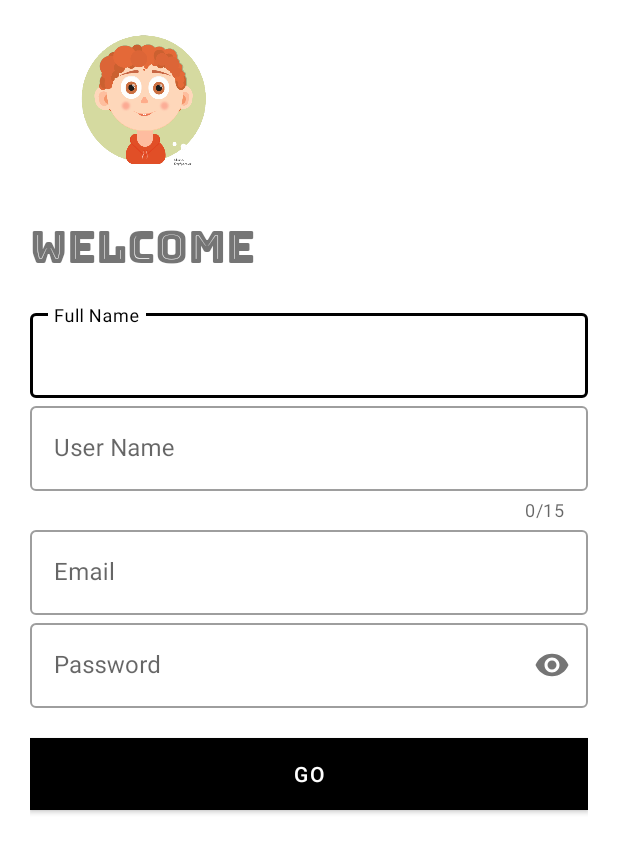
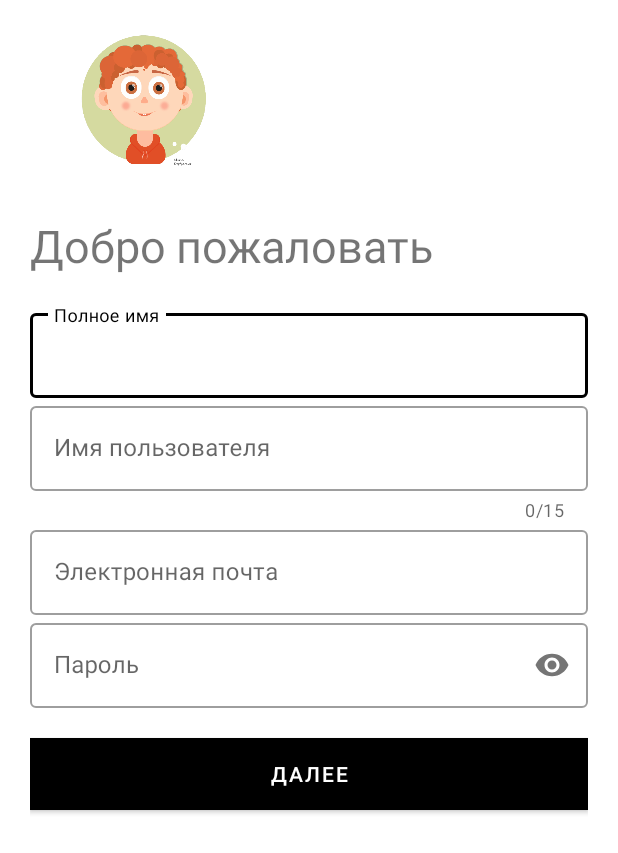
Before and after one commit to masha83521/yuhubrain, an Android app: the SingUp screen opened directly, with no data from a screen before it, on a phone screen of 412 x 824 dp. Shown: the top 853 px of the screen. Run offline under Robolectric (Android 15) with nearby library versions, the phone set to English and light mode, and no system bars; our stand-ins replace Firebase (no records; nobody signed in at launch, a user with empty details on screens opened directly); Roboto replaces fonts that are not available here.

Commit message:
Локализация приложения

```diff
--- a/app/src/main/java/com/masha/yuhubrain/GameActivity.java
+++ b/app/src/main/java/com/masha/yuhubrain/GameActivity.java
@@ -84,7 +84,7 @@ public class GameActivity extends AppCompatActivity implements View.OnClickListe
                                 }
                             });
                             //Устанавливаем текст вопроса
-                            questionText.setText(gameQuestion.getName());
+                            questionText.setText(gameQuestion.getName().replace("\\n","\n"));
                         }
                     });
                     //Выполняем наблюдение за выбранным ответом
--- a/app/src/main/java/com/masha/yuhubrain/GameViewModel.java
+++ b/app/src/main/java/com/masha/yuhubrain/GameViewModel.java
@@ -82,7 +82,8 @@ public class GameViewModel extends ViewModel {
                     ref.addSnapshotListener(new EventListener<DocumentSnapshot>() {
                         @Override
                         public void onEvent(@Nullable DocumentSnapshot documentSnapshot, @Nullable FirebaseFirestoreException e) {
-                            question.setValue(documentSnapshot.toObject(GameQuestion.class));
+                            GameQuestion q = documentSnapshot.toObject(GameQuestion.class);
+                            question.postValue(q);
                         }
                     });
                 }
--- a/app/src/main/res/layout/activity_dashboard.xml
+++ b/app/src/main/res/layout/activity_dashboard.xml
@@ -22,7 +22,7 @@
         android:layout_width="wrap_content"
         android:layout_height="wrap_content"
         android:fontFamily="@font/bungee_inline"
-        android:text="PRIVET"
+        android:text="ПРИВЕТ!"
         android:transitionName="logo_text"
         android:textSize="30sp" />
 
@@ -92,7 +92,7 @@
               android:layout_marginTop="5dp"
               android:layout_marginBottom="5dp"
               android:background="#272525"
-              android:text="GO"
+              android:text="Войти"
               android:textColor="#fff"
               android:transitionName="btn_trans"
 
--- a/app/src/main/res/layout/activity_sing_up.xml
+++ b/app/src/main/res/layout/activity_sing_up.xml
@@ -34,7 +34,7 @@
                 android:layout_marginTop="-30dp"
                 android:fontFamily="@font/bungee_inline"
                 android:transitionName="logo_text"
-                android:text="Welcome"
+                android:text="Добро пожаловать"
                 android:textSize="30sp" />
             <!--  <LinearLayout
           android:layout_width="match_parent"
@@ -51,7 +51,7 @@
                 style="@style/Widget.MaterialComponents.TextInputLayout.OutlinedBox"
                 android:layout_width="match_parent"
                 android:layout_height="wrap_content"
-                android:hint="Full Name"
+                android:hint="Полное имя"
 
                 >
 
@@ -59,7 +59,8 @@
                     android:id="@+id/reg_name"
                     android:layout_width="match_parent"
                     android:layout_height="wrap_content"
-                    android:inputType="text">
+                    android:inputType="text"
+                    >
 
 
                 </com.google.android.material.textfield.TextInputEditText>
@@ -71,7 +72,7 @@
                 style="@style/Widget.MaterialComponents.TextInputLayout.OutlinedBox"
                 android:layout_width="match_parent"
                 android:layout_height="wrap_content"
-                android:hint="User Name"
+                android:hint="Имя пользователя"
                 app:counterEnabled="true"
                 android:transitionName="username_trans"
                 app:counterMaxLength="15"
@@ -97,7 +98,7 @@
                 android:layout_height="wrap_content"
 
 
-                android:hint="Email"
+                android:hint="Электронная почта"
 
                 >
 
@@ -117,7 +118,7 @@
                 style="@style/Widget.MaterialComponents.TextInputLayout.OutlinedBox"
                 android:layout_width="match_parent"
                 android:layout_height="wrap_content"
-                android:hint="Password"
+                android:hint="Пароль"
                 android:transitionName="password_trans"
                 app:passwordToggleEnabled="true"
 
@@ -142,7 +143,7 @@
                 android:layout_marginTop="20dp"
 
                 android:background="#000"
-                android:text="GO"
+                android:text="Далее"
                 android:transitionName="btn_trans"
                 android:textColor="#fff" />
             <Button
```
